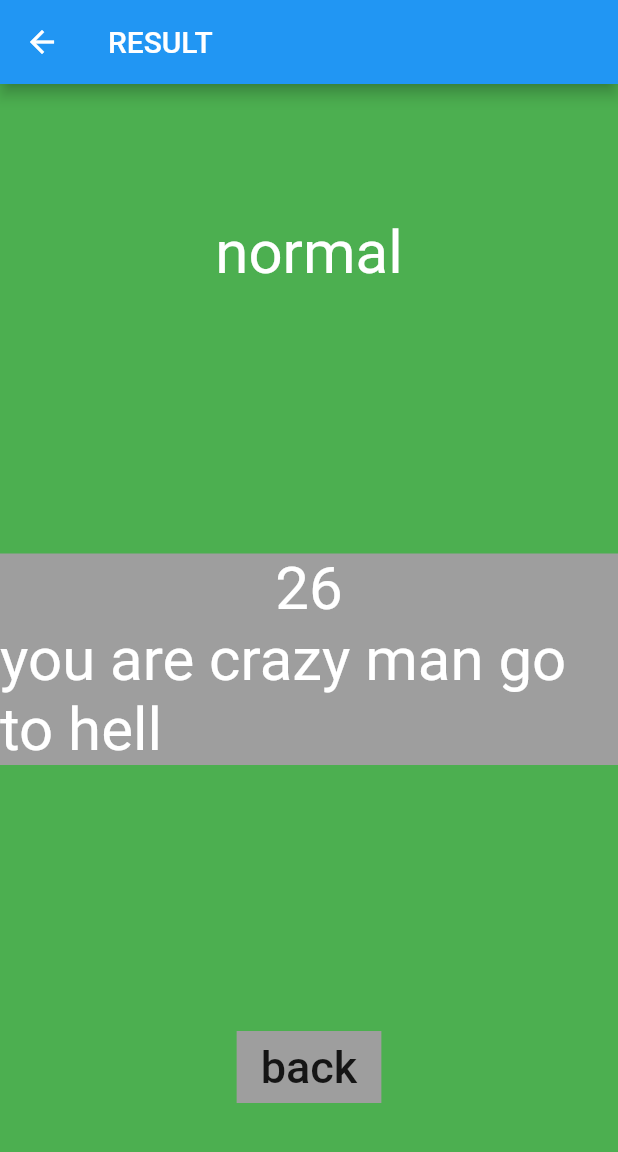
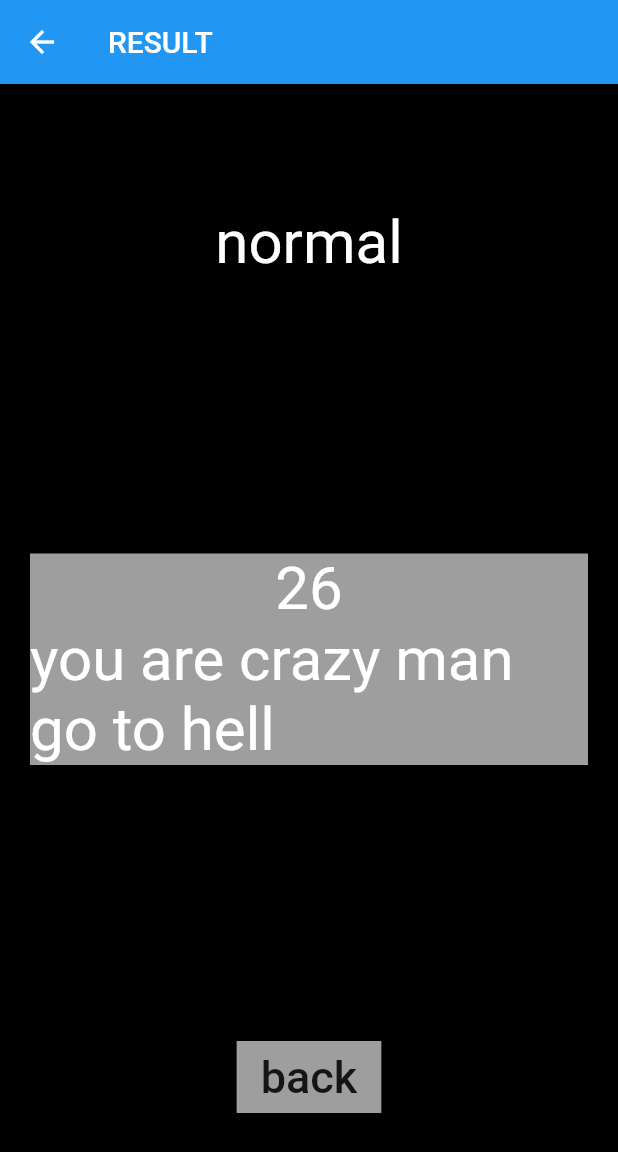
Before and after one commit to SamySabry/IBM-Task-FLUTTER, a Flutter app: the screen it shows after launch, after a tap on "calculate", on a phone screen of 412 x 824 dp. Shown: the top 1152 px of the screen. Run offline on Flutter 3.47's test engine with Material 2 defaults, Android fonts, the phone set to English and light mode, and no system bars.

Commit message:
change color

```diff
--- a/lib/pages/myResultPage.dart
+++ b/lib/pages/myResultPage.dart
@@ -25,7 +25,7 @@ class _MyResultPageState extends State<MyResultPage> {
 
               title: Text("RESULT"),
             ),
-            backgroundColor: Colors.green,
+            backgroundColor: Colors.black,
             body:
             Column(
 
@@ -33,7 +33,9 @@ class _MyResultPageState extends State<MyResultPage> {
                 children: <Widget>[
                   Text('normal',style: TextStyle(fontSize: 40,color: Colors.white),)
                   ,
-                  Container(
+                  Padding(
+                    padding: const EdgeInsets.all(20.0),
+                    child: Container(
 
                       color: Colors.grey,
                       child: Column(
@@ -44,6 +46,7 @@ class _MyResultPageState extends State<MyResultPage> {
                           Center(child: Text('you are crazy man go to hell',style: TextStyle(fontSize: 40,color: Colors.white),))
 
                         ],
+                      ),
                     ),
                   ),
                   Container(
```
Lines whose indentation alone changed are shown as unchanged.
